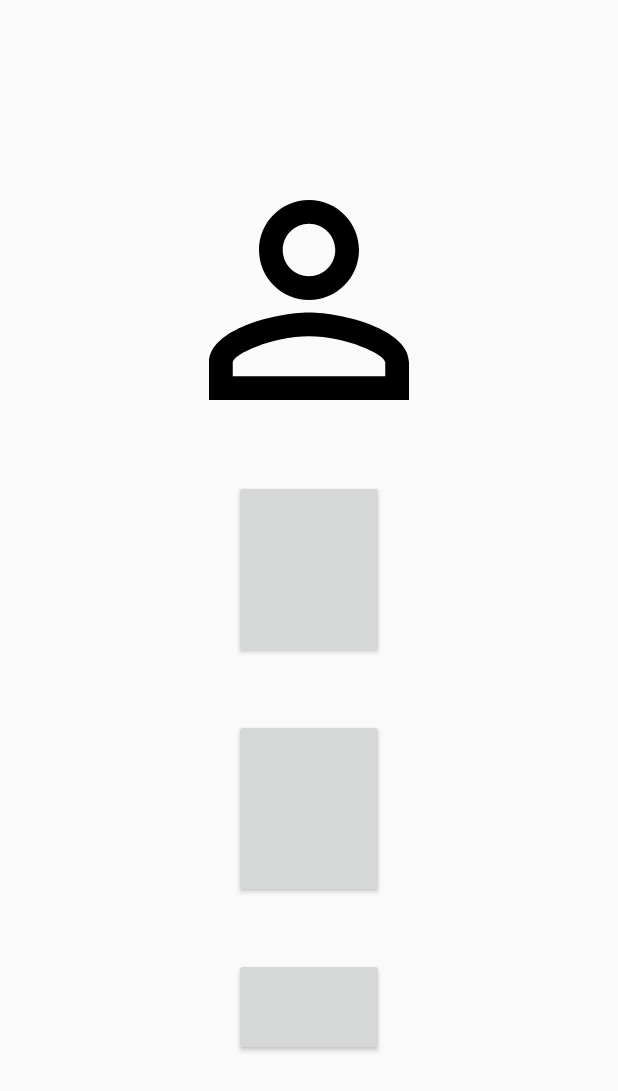
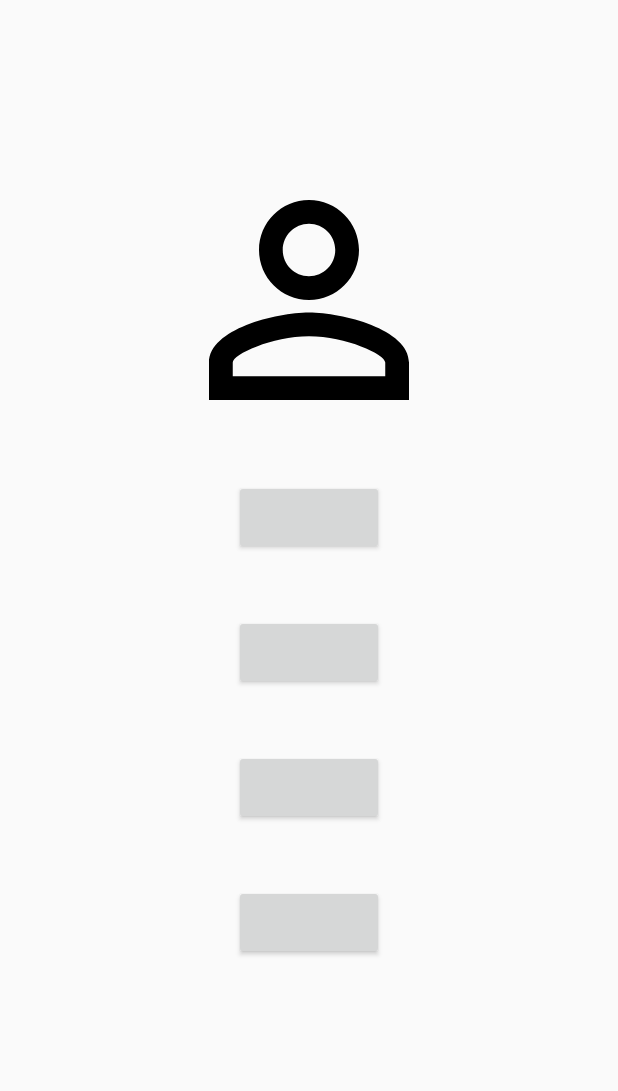
Before and after one commit to project-java-learn/java_learn, an Android app: the layout fragment_home.xml on its own in the app's theme, with its tools: preview values and no code run, on a phone screen of 412 x 824 dp. Shown: the top 1091 px of the screen. Run offline under Robolectric (Android 15) with nearby library versions, the phone set to English and light mode, and no system bars.

Commit message:
tweaked home xml to support API 19

```diff
--- a/app/src/main/res/layout/fragment_home.xml
+++ b/app/src/main/res/layout/fragment_home.xml
@@ -23,45 +23,45 @@
   <Button
     android:id="@+id/button_one"
     android:layout_width="wrap_content"
-    android:layout_height="wrap_content"
-    android:layout_marginTop="11dp"
+    android:layout_height="50dp"
+    android:layout_marginTop="20dp"
+    android:layout_marginBottom="20dp"
     android:layout_below="@+id/user_image"
     android:layout_centerHorizontal="true"
     android:padding="50dp"
-    android:layout_marginVertical="20sp"
     />
 
   <Button
     android:id="@+id/button_two"
     android:layout_width="wrap_content"
-    android:layout_height="wrap_content"
-    android:layout_marginTop="11dp"
+    android:layout_height="50dp"
+    android:layout_marginTop="20dp"
+    android:layout_marginBottom="20dp"
     android:layout_below="@+id/button_one"
     android:layout_centerHorizontal="true"
     android:padding="50sp"
-    android:layout_marginVertical="20sp"
     />
 
   <Button
     android:id="@+id/button_three"
     android:layout_width="wrap_content"
-    android:layout_height="wrap_content"
-    android:layout_marginTop="11dp"
+    android:layout_height="50dp"
+    android:layout_marginTop="20dp"
+    android:layout_marginBottom="20dp"
     android:layout_below="@+id/button_two"
     android:layout_centerHorizontal="true"
     android:padding="50sp"
-    android:layout_marginVertical="20sp"
     />
 
   <Button
     android:id="@+id/button_four"
     android:layout_width="wrap_content"
-    android:layout_height="wrap_content"
-    android:layout_marginTop="11dp"
+    android:layout_height="50dp"
+    android:layout_marginTop="20dp"
+    android:layout_marginBottom="20dp"
     android:layout_below="@+id/button_three"
     android:layout_centerHorizontal="true"
     android:padding="50sp"
-    android:layout_marginVertical="20sp"
     />
 
 
```
